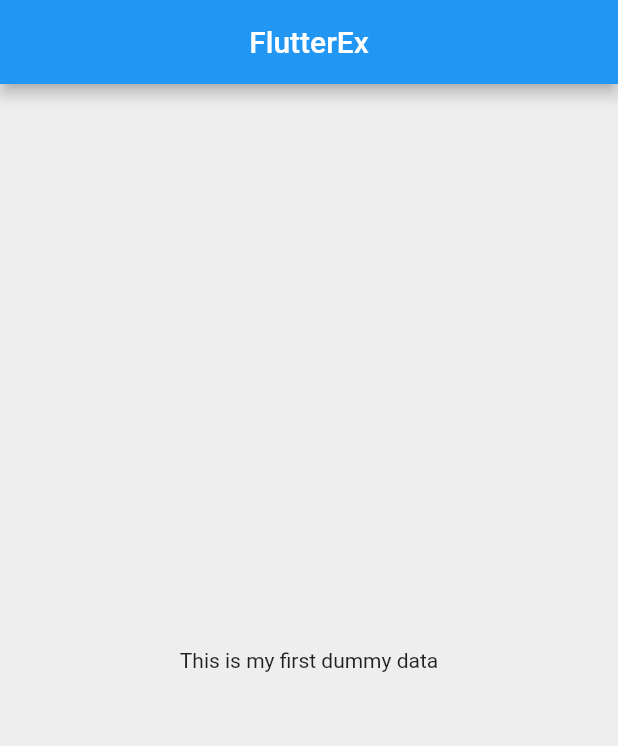
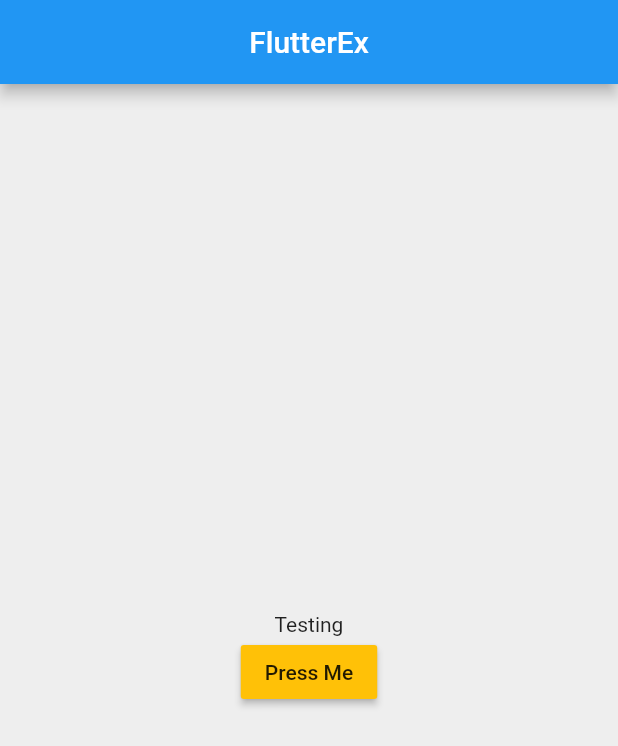
Before and after one commit to vladgiurca/flutterexamples, a Flutter app: the screen it shows after launch, on a phone screen of 412 x 824 dp. Shown: the top 746 px of the screen. Run offline on Flutter 3.47's test engine with Material 2 defaults, Android fonts, the phone set to English and light mode, and no system bars.

Commit message:
testing new branch

```diff
--- a/lib/main.dart
+++ b/lib/main.dart
@@ -15,7 +15,16 @@ class MyApp extends StatelessWidget {
           centerTitle: true,
         ),
         body: Center(
-          child: Text('This is my first dummy data'),
+          child: Column(
+            mainAxisAlignment: MainAxisAlignment.center,
+            children: [
+              Text('Testing'),
+              RaisedButton(
+                  onPressed: () {},
+                  child: Text('Press Me'),
+                  color: Colors.amber),
+            ],
+          ),
         ),
       ),
     );
```
